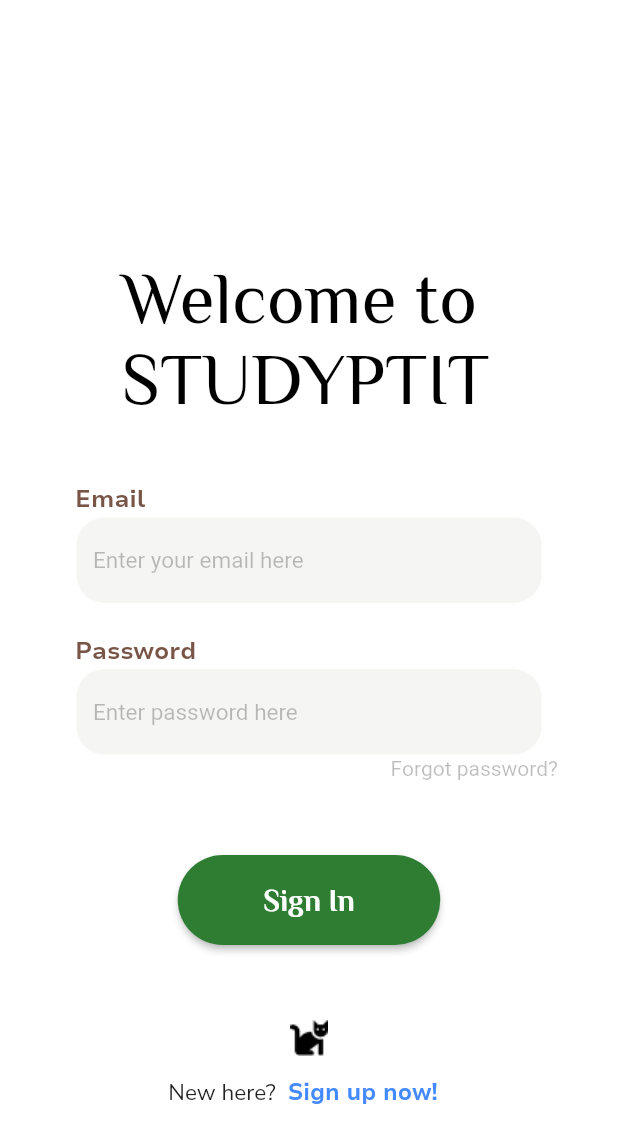
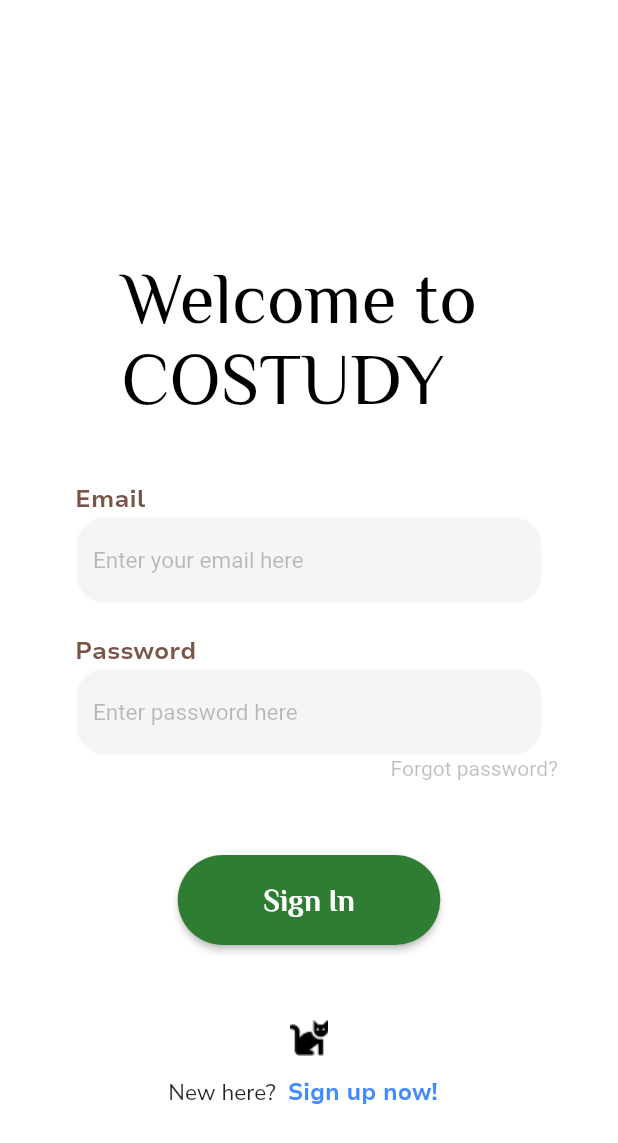
Before and after one commit to diep312/studyPtit, a Flutter app: the screen it shows after launch, on a phone screen of 412 x 824 dp. Shown: the top 1143 px of the screen. Run offline on Flutter 3.47's test engine with Material 2 defaults, Android fonts, the phone set to English and light mode, and no system bars; our stand-ins replace cloud_firestore, firebase_auth, firebase_core, firebase_storage, image_picker, photo_view and 3 more; accounts and stored records are empty.

Commit message:
Update LoginPage.dart

```diff
--- a/lib/Pages/LoginAndRegister/LoginPage.dart
+++ b/lib/Pages/LoginAndRegister/LoginPage.dart
@@ -64,7 +64,7 @@ class _LoginPageState extends State<LoginPage> {
                 height: 120.0,
                 width: 250.0,
                 child: Text(
-                    'Welcome to STUDYPTIT',
+                    'Welcome to COSTUDY',
                     style: TextStyle(
                       fontSize: 48.0,
                       fontFamily: 'Philosopher',
```
